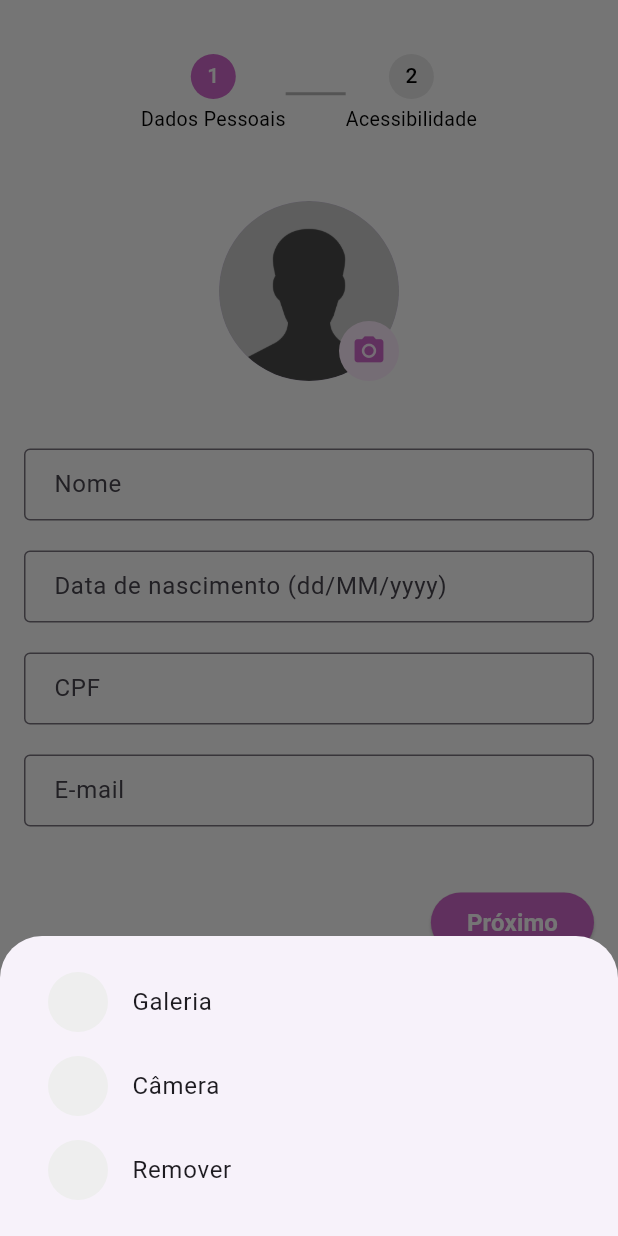
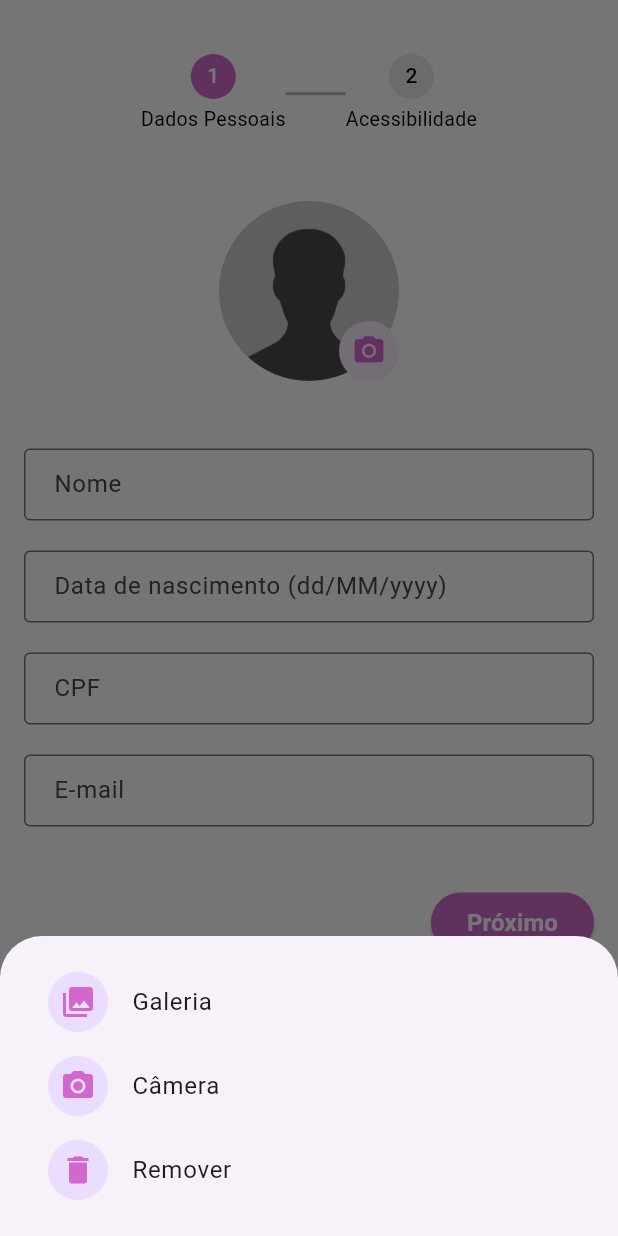
Before and after one commit to lucasclx/acesso_mapeado, a Flutter app: the ProfileUserPage screen opened by its route, after a tap on the "camera alt" icon, on a phone screen of 412 x 824 dp. Run offline on Flutter 3.47's test engine with Material 3 defaults, Android fonts, the phone set to English and light mode, and no system bars; our stand-ins replace cloud_firestore, date_format, dio, firebase_auth, firebase_core, flutter_masked_text2 and 4 more; accounts and stored records are empty; generated files the repository leaves out were written again.

Commit message:
feat: adjust size and quality for user profile photo

```diff
--- a/lib/pages/company_home_page.dart
+++ b/lib/pages/company_home_page.dart
@@ -255,9 +255,7 @@ class _CompanyHomePageState extends State<CompanyHomePage> {
                     _buildActionButton(
                       'Acessibilidade',
                       Icons.accessibility_new,
-                      () {
-                        // TODO: Implementar gestão de acessibilidade
-                      },
+                      () {},
                     ),
                   ],
                 ),
--- a/lib/pages/profile_user_page.dart
+++ b/lib/pages/profile_user_page.dart
@@ -106,7 +106,8 @@ class _ProfileUserPageState extends State<ProfileUserPage> {
   }
 
   Future<void> pickImage(ImageSource source) async {
-    final pickedFile = await _imagePicker.pickImage(source: source);
+    final pickedFile = await _imagePicker.pickImage(
+        source: source, maxHeight: 150.0, maxWidth: 150.0, imageQuality: 85);
 
     if (pickedFile != null) {
       if (mounted) {
@@ -214,7 +215,8 @@ class _ProfileUserPageState extends State<ProfileUserPage> {
             children: [
               ListTile(
                 leading: CircleAvatar(
-                  backgroundColor: Colors.grey[200],
+                  child:
+                      Icon(Icons.photo_library, color: AppColors.lightPurple),
                 ),
                 title: Text(
                   'Galeria',
@@ -227,7 +229,7 @@ class _ProfileUserPageState extends State<ProfileUserPage> {
               ),
               ListTile(
                 leading: CircleAvatar(
-                  backgroundColor: Colors.grey[200],
+                  child: Icon(Icons.camera_alt, color: AppColors.lightPurple),
                 ),
                 title: Text(
                   'Câmera',
@@ -240,7 +242,7 @@ class _ProfileUserPageState extends State<ProfileUserPage> {
               ),
               ListTile(
                 leading: CircleAvatar(
-                  backgroundColor: Colors.grey[200],
+                  child: Icon(Icons.delete, color: AppColors.lightPurple),
                 ),
                 title: Text(
                   'Remover',
```
